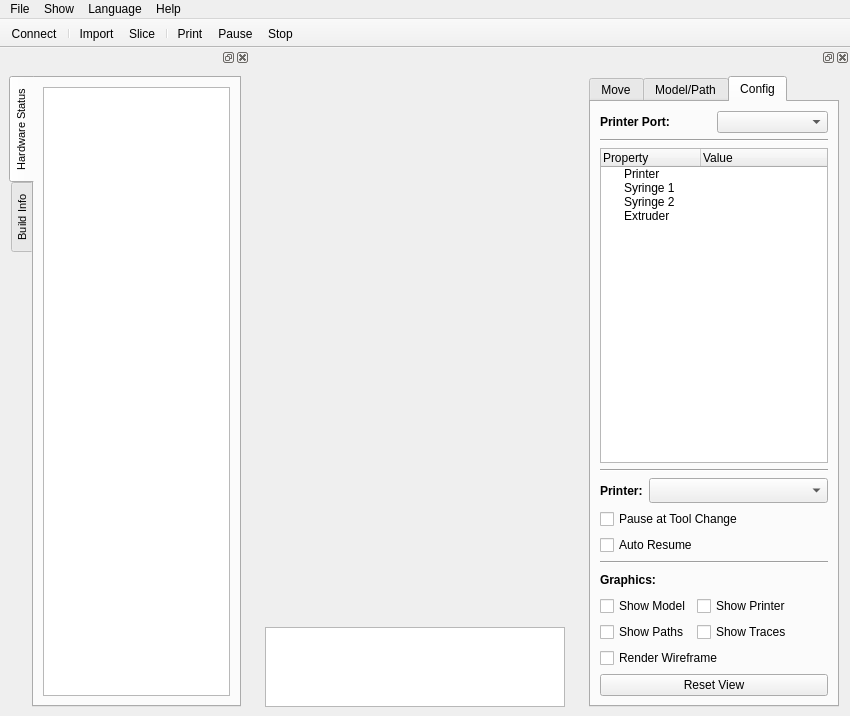
This is ui/fabqtDialog.ui in GVallicrosa/FabQtV2 as Qt 5 draws it before an edit. The edited form follows.
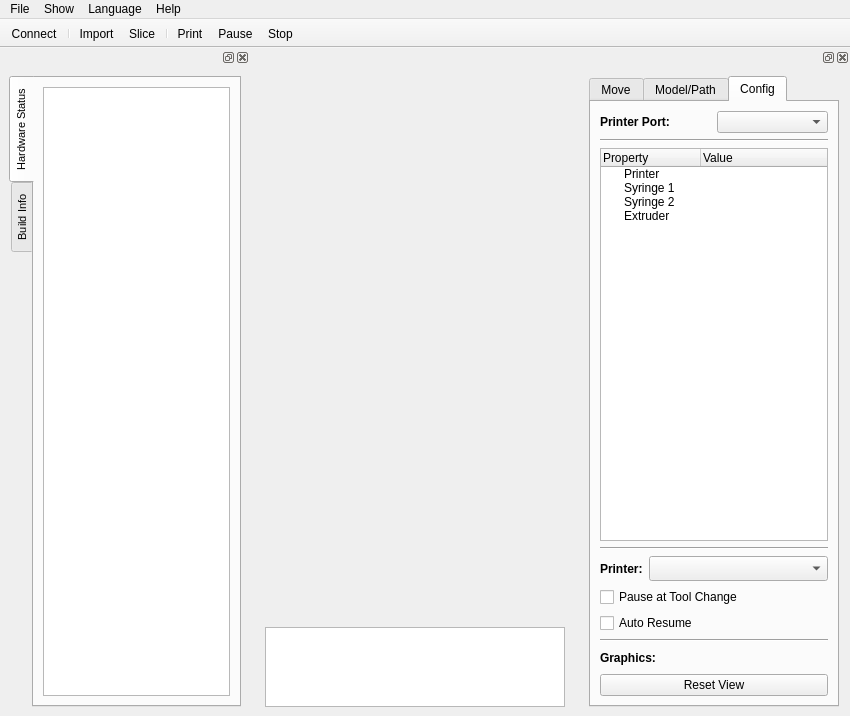
This is the edited form. The open tabs and pages were chosen to show the change. Icons and pictures are not drawn. Custom widgets are drawn as their Qt base class.

Commit message: Added erasePath action to model menu

Diff of the .ui file:
```diff
--- a/ui/fabqtDialog.ui
+++ b/ui/fabqtDialog.ui
@@ -1793,72 +1793,7 @@
              </property>
             </spacer>
            </item>
-           <item row="1" column="0">
-            <widget class="QCheckBox" name="showModelCheckBox">
-             <property name="sizePolicy">
-              <sizepolicy hsizetype="Fixed" vsizetype="Fixed">
-               <horstretch>0</horstretch>
-               <verstretch>0</verstretch>
-              </sizepolicy>
-             </property>
-             <property name="text">
-              <string>Show Model</string>
-             </property>
-            </widget>
-           </item>
-           <item row="1" column="1">
-            <widget class="QCheckBox" name="showPrinterCheckBox">
-             <property name="sizePolicy">
-              <sizepolicy hsizetype="Fixed" vsizetype="Fixed">
-               <horstretch>0</horstretch>
-               <verstretch>0</verstretch>
-              </sizepolicy>
-             </property>
-             <property name="text">
-              <string>Show Printer</string>
-             </property>
-            </widget>
-           </item>
-           <item row="2" column="0">
-            <widget class="QCheckBox" name="showPathsCheckBox">
-             <property name="sizePolicy">
-              <sizepolicy hsizetype="Fixed" vsizetype="Fixed">
-               <horstretch>0</horstretch>
-               <verstretch>0</verstretch>
-              </sizepolicy>
-             </property>
-             <property name="text">
-              <string>Show Paths</string>
-             </property>
-            </widget>
-           </item>
-           <item row="2" column="1">
-            <widget class="QCheckBox" name="showTracesCheckBox">
-             <property name="sizePolicy">
-              <sizepolicy hsizetype="Fixed" vsizetype="Fixed">
-               <horstretch>0</horstretch>
-               <verstretch>0</verstretch>
-              </sizepolicy>
-             </property>
-             <property name="text">
-              <string>Show Traces</string>
-             </property>
-            </widget>
-           </item>
-           <item row="3" column="0" colspan="2">
-            <widget class="QCheckBox" name="renderWireframeCheckBox">
-             <property name="sizePolicy">
-              <sizepolicy hsizetype="Fixed" vsizetype="Fixed">
-               <horstretch>0</horstretch>
-               <verstretch>0</verstretch>
-              </sizepolicy>
-             </property>
-             <property name="text">
-              <string>Render Wireframe</string>
-             </property>
-            </widget>
-           </item>
-           <item row="4" column="0" colspan="2">
+           <item row="1" column="0" colspan="2">
             <widget class="QPushButton" name="resetViewButton">
              <property name="text">
               <string>Reset View</string>
```
The commit also changes 13 other files.
